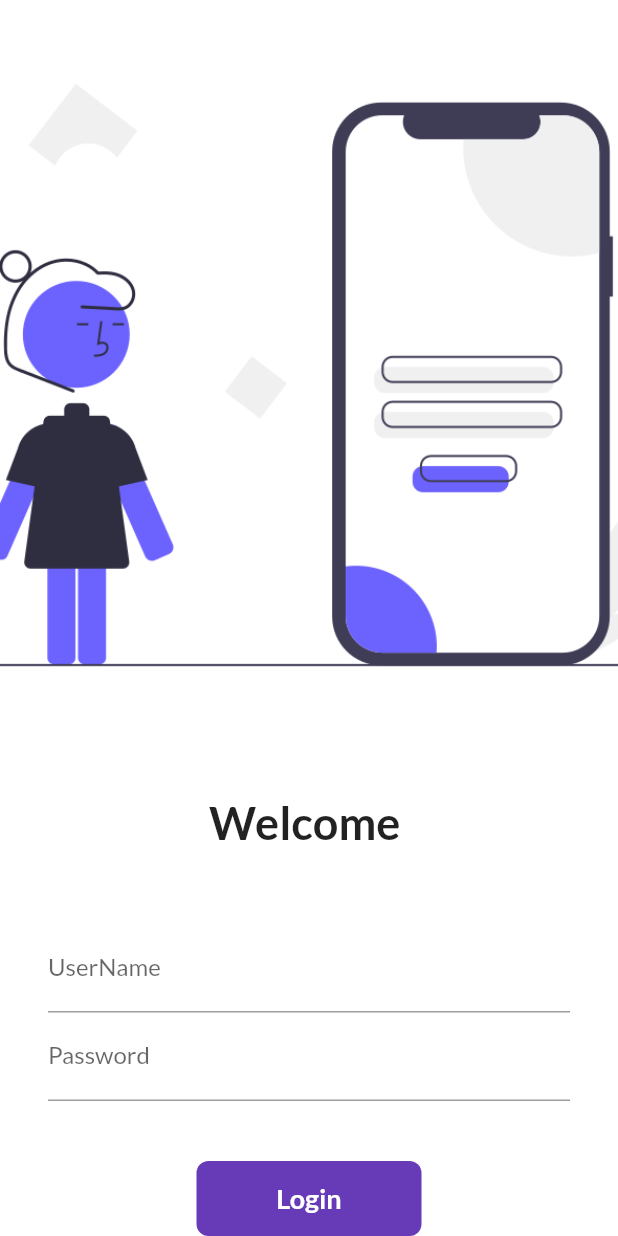
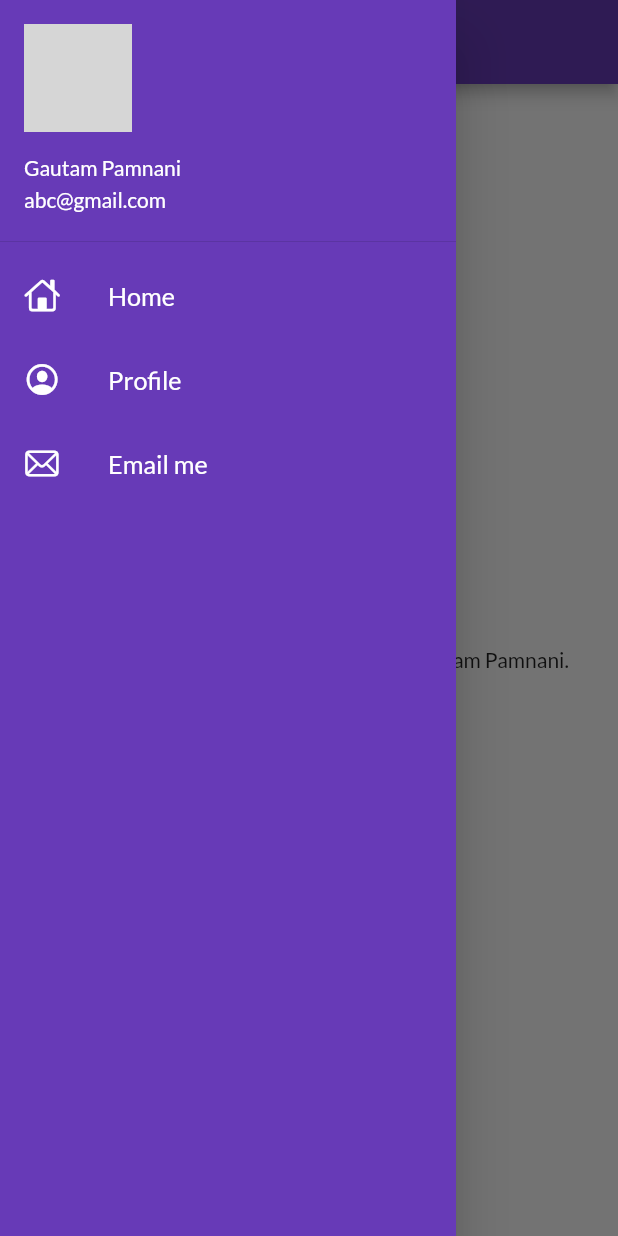
Before and after one commit to AdvancedMicroDev/30DaysOfFlutter, a Flutter app: the screen it shows after launch, with the side drawer open (before the commit the screen has no drawer), on a phone screen of 412 x 824 dp. Run offline on Flutter 3.47's test engine with Material 2 defaults, Android fonts, the phone set to English and light mode, and no system bars; our stand-ins replace google_fonts; network calls fail; grey boxes are pictures that could not be loaded.

Commit message:
Day 9 Completed

```diff
--- a/lib/main.dart
+++ b/lib/main.dart
@@ -23,8 +23,8 @@ class MyApp extends StatelessWidget {
             fontFamily: GoogleFonts.lato().fontFamily),
         // primaryTextTheme: GoogleFonts.poppinsTextTheme()),
         // darkTheme: ThemeData(brightness: Brightness.dark),
-        // debugShowCheckedModeBanner: false,
-        // initialRoute: "/home",
+        debugShowCheckedModeBanner: false,
+        initialRoute: MyRoutes.homeRoute,
         routes: {
           "/": (context) => LoginPage(),
           MyRoutes.homeRoute: (context) => HomePage(),
--- a/lib/pages/home_page.dart
+++ b/lib/pages/home_page.dart
@@ -1,4 +1,5 @@
 import 'package:flutter/material.dart';
+import 'package:flutter_application_1/widgets/drawer.dart';
 
 class HomePage extends StatelessWidget {
   final int days = 30;
@@ -14,7 +15,7 @@ class HomePage extends StatelessWidget {
           child: Text("This is $days days Flutter Crash Course by $name."),
         ),
       ),
-      drawer: Drawer(),
+      drawer: MyDrawer(),
     );
   }
 }
--- /dev/null
+++ b/lib/widgets/drawer.dart
@@ -0,0 +1,72 @@
+import 'package:flutter/cupertino.dart';
+import 'package:flutter/material.dart';
+
+class MyDrawer extends StatelessWidget {
+  // const MyDrawer({ Key? key }) : super(key: key);
+
+  @override
+  Widget build(BuildContext context) {
+    final imageURL =
+        "https://encrypted-tbn0.gstatic.com/images?q=tbn:ANd9GcRUs8LeaXwPASOQZTWJpm5G1whYfApUGFYrAQ&usqp=CAU";
+    return Drawer(
+      child: Container(
+        color: Colors.deepPurple,
+        child: ListView(
+          padding: EdgeInsets.zero,
+          children: [
+            DrawerHeader(
+              padding: EdgeInsets.zero,
+              child: UserAccountsDrawerHeader(
+                margin: EdgeInsets.zero,
+                accountName: Text("Gautam Pamnani"),
+                accountEmail: Text("abc@gmail.com"),
+                currentAccountPicture: CircleAvatar(
+                  backgroundImage: NetworkImage(imageURL),
+                ),
+              ),
+            ),
+            ListTile(
+              leading: Icon(
+                CupertinoIcons.home,
+                color: Colors.white,
+              ),
+              title: Text(
+                "Home",
+                textScaleFactor: 1.2,
+                style: TextStyle(
+                  color: Colors.white,
+                ),
+              ),
+            ),
+            ListTile(
+              leading: Icon(
+                CupertinoIcons.profile_circled,
+                color: Colors.white,
+              ),
+              title: Text(
+                "Profile",
+                textScaleFactor: 1.2,
+                style: TextStyle(
+                  color: Colors.white,
+                ),
+              ),
+            ),
+            ListTile(
+              leading: Icon(
+                CupertinoIcons.mail,
+                color: Colors.white,
+              ),
+              title: Text(
+                "Email me",
+                textScaleFactor: 1.2,
+                style: TextStyle(
+                  color: Colors.white,
+                ),
+              ),
+            ),
+          ],
+        ),
+      ),
+    );
+  }
+}
```
